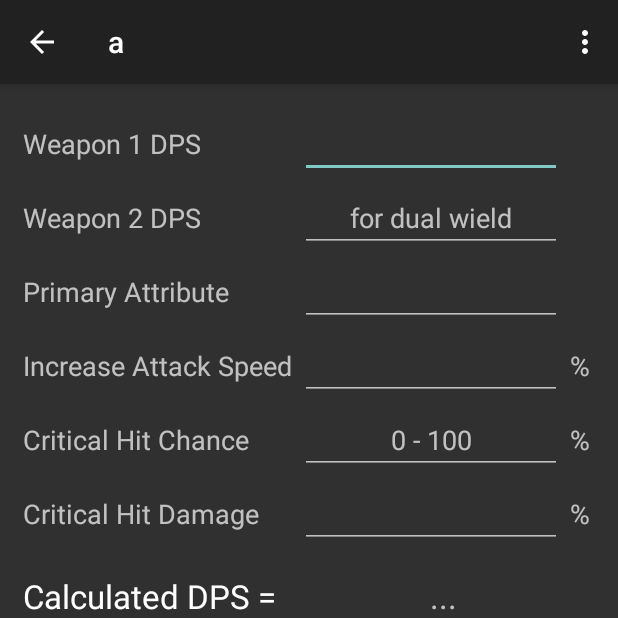
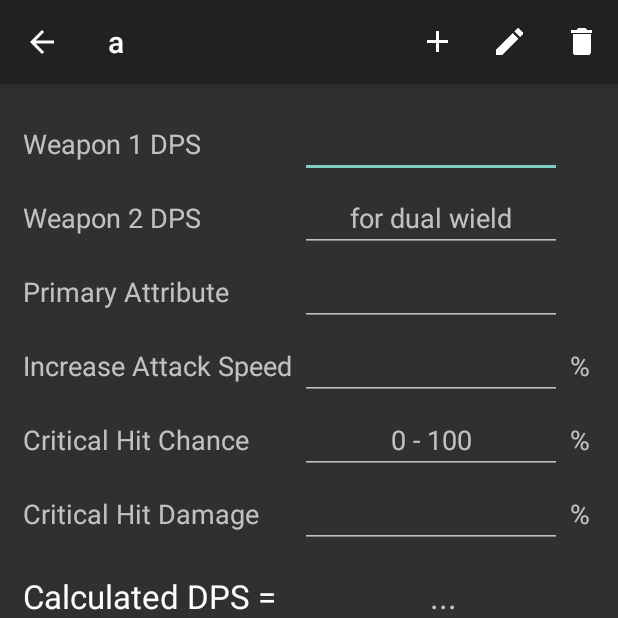
Before and after one commit to forkburn/DpsCalc, an Android app: the screen it shows after launch (MainActivity), on a phone screen of 412 x 824 dp, the top half of it. Run offline under Robolectric (Android 15) with nearby library versions, the phone set to English and light mode, and no system bars; libraries missing offline, so code that uses them is left out: com.ikimuhendis.ldrawer; 5 statements that could not run were skipped.

Commit message:
add more menu btns

```diff
--- a/app/src/main/java/com/warfactory/dpscalc/MainActivity.java
+++ b/app/src/main/java/com/warfactory/dpscalc/MainActivity.java
@@ -2,6 +2,7 @@ package com.warfactory.dpscalc;
 
 import android.app.ActionBar;
 import android.app.Activity;
+import android.app.FragmentManager;
 import android.content.res.Configuration;
 import android.os.Bundle;
 import android.support.v4.widget.DrawerLayout;
@@ -23,7 +24,6 @@ import java.util.ArrayList;
 import java.util.List;
 
 public class MainActivity extends Activity implements RenameProfileDialogFragment.RenameProfileDialogListener {
-    private List<String> mDrawerItemsList;
     private DrawerLayout mDrawerLayout;
     private ListView mDrawerList;
     private int mCurrentProfileIndex;
@@ -79,12 +79,10 @@ public class MainActivity extends Activity implements RenameProfileDialogFragmen
 
 
         initCharacterProfiles();
-        mDrawerItemsList = genCharacterNameList(mCharacterProfileList);
-
 
         // Set the adapter for the list view
-        mDrawerList.setAdapter(new ArrayAdapter<String>(this,
-                R.layout.drawer_list_item, mDrawerItemsList));
+        mDrawerList.setAdapter(new ArrayAdapter<>(this,
+                R.layout.drawer_list_item, mCharacterProfileList));
         // Set the list's click listener
         mDrawerList.setOnItemClickListener(new DrawerItemClickListener());
     }
@@ -96,13 +94,6 @@ public class MainActivity extends Activity implements RenameProfileDialogFragmen
         }
     }
 
-    private List<String> genCharacterNameList(List<CharacterProfile> characterProfileList) {
-        List<String> result = new ArrayList<>();
-        for (CharacterProfile profile : characterProfileList) {
-            result.add(profile.getName());
-        }
-        return result;
-    }
 
     private List<CharacterProfile> getCharacterProfilesFromStorage() {
         // TODO: should try to load character data from db
@@ -122,10 +113,15 @@ public class MainActivity extends Activity implements RenameProfileDialogFragmen
     public void onDialogPositiveClick(String newProfileName) {
         // save the new profile name
         mCharacterProfileList.get(mCurrentProfileIndex).setName(newProfileName);
-        // display new name on action bar
-        this.setTitle(newProfileName);
         // change the names in drawer
-        this.mDrawerItemsList.set(this.mCurrentProfileIndex, newProfileName);
+        refreshDrawerContent();
+
+    }
+
+    private void refreshDrawerContent() {
+        // refresh profile name on action bar
+        this.setTitle(mCharacterProfileList.get(mCurrentProfileIndex).getName());
+        // refresh drawer content
         mDrawerList.invalidateViews();
     }
 
@@ -145,22 +141,22 @@ public class MainActivity extends Activity implements RenameProfileDialogFragmen
     private void selectItem(int position) {
 
         DpsCalculationFragment fragment = null;
-        CharacterProfile selectedCharacterProfile = mCharacterProfileList.get(position);
         // Create a new fragment and specify the planet to show based on position
         fragment = new DpsCalculationFragment();
-
-        fragment.setCharacterProfile(selectedCharacterProfile);
+        fragment.setCharacterProfile(mCharacterProfileList.get(position));
 
         // Insert the fragment by replacing any existing fragment
-        android.app.FragmentManager fragmentManager = getFragmentManager();
+        FragmentManager fragmentManager = getFragmentManager();
         fragmentManager.beginTransaction()
                 .replace(R.id.content_frame, fragment)
                 .commit();
 
         // Highlight the selected item, update the title, and close the drawer
         mDrawerList.setItemChecked(position, true);
-        setTitle(mDrawerItemsList.get(position));
         mDrawerLayout.closeDrawer(mDrawerList);
+
+        mCurrentProfileIndex = position;
+        refreshDrawerContent();
     }
 
     @Override
@@ -174,20 +170,43 @@ public class MainActivity extends Activity implements RenameProfileDialogFragmen
         switch (item.getItemId()) {
             case android.R.id.home:
                 toggleDrawer();
-
+                break;
+            case R.id.action_add_profile:
+                //TODO pop dialog asking for new profile name, create new profile
                 break;
             case R.id.action_rename_profile:
-                popRenameProfileDialog();
-
+                showRenameProfileDialog();
+                break;
+            case R.id.action_delete_profile:
+                showRemoveProfileDialog();
+                break;
         }
         return super.onOptionsItemSelected(item);
     }
 
-    private void popRenameProfileDialog() {
+    private void showRemoveProfileDialog() {
+        // TODO pop dialog to confirm deletion
+        if (mCharacterProfileList.size() == 1) {
+            // when only 1 profile left, just clear its data
+            mCharacterProfileList.get(mCurrentProfileIndex).resetValues();
+        } else if (mCharacterProfileList.size() > 1) {
+            // remove current profile
+            mCharacterProfileList.remove(mCurrentProfileIndex);
+            if (mCurrentProfileIndex >= mCharacterProfileList.size()) {
+                // swich to next profile
+                mCurrentProfileIndex = mCharacterProfileList.size();
+            }
+
+            // TODO debug this part. it crashes.
+            selectItem(mCurrentProfileIndex);
+        }
+        refreshDrawerContent();
+    }
+
+    private void showRenameProfileDialog() {
         // pop a dialog to rename current character profile
 
-        //TODO the dialog should contain the old profile name, selected
-        String currentProfileName = mDrawerItemsList.get(mCurrentProfileIndex);
+        String currentProfileName = mCharacterProfileList.get(mCurrentProfileIndex).getName();
         RenameProfileDialogFragment newFragment = new RenameProfileDialogFragment();
         newFragment.setmProfileName(currentProfileName);
         newFragment.show(getFragmentManager(), "renameProfile");
--- a/app/src/main/java/com/warfactory/dpscalc/model/CharacterProfile.java
+++ b/app/src/main/java/com/warfactory/dpscalc/model/CharacterProfile.java
@@ -146,4 +146,20 @@ public class CharacterProfile {
     public void setName(String name) {
         this.name = name;
     }
+
+    public void resetValues() {
+        // reset all values to 0
+        this.weapon1Dps=0;
+        this.weapon2Dps=0;
+        this.primaryAttribute=0;
+        this.iasPercent=0;
+        this.critChance=0;
+        this.critDamage=0;
+    }
+
+    @Override
+    public String toString() {
+        // returns the profile name. so this object can be rendered in a ListView via adapter
+        return name;
+    }
 }
--- a/app/src/main/res/menu/activity_main.xml
+++ b/app/src/main/res/menu/activity_main.xml
@@ -1,9 +1,18 @@
 <menu xmlns:android="http://schemas.android.com/apk/res/android">
+
+    <item android:id="@+id/action_add_profile"
+        android:icon="@drawable/ic_add_white_24dp"
+        android:title="@string/add_profile"
+        android:showAsAction="ifRoom" />
 
     <item android:id="@+id/action_rename_profile"
         android:icon="@drawable/ic_mode_edit_white_24dp"
-        android:title="@string/menu_rename_profile"
-        android:showAsAction="withText" />
+        android:title="@string/rename_profile"
+        android:showAsAction="ifRoom" />
 
+    <item android:id="@+id/action_delete_profile"
+        android:icon="@drawable/ic_delete_white_24dp"
+        android:title="@string/delete_profile"
+        android:showAsAction="ifRoom" />
 
 </menu>
--- a/app/src/main/res/values/strings.xml
+++ b/app/src/main/res/values/strings.xml
@@ -1,7 +1,6 @@
 <resources>
 
     <string name="app_name">Diablo 3 DPS Calculator</string>
-    <string name="menu_rename_profile">Rename Profile</string>
     <string name="title_activity_main">Diablo 3 DPS Calculator</string>
 
 
@@ -28,7 +27,9 @@
     <string name="drawer_open">drawer_open</string>
     <string name="drawer_close">drawer_close</string>
 
+    <string name="add_profile">Add profile</string>
     <string name="rename_profile">Rename profile</string>
+    <string name="delete_profile">Delete profile</string>
     <string name="ok">OK</string>
     <string name="cancel">Cancel</string>
 </resources>
```
Also changed, not shown: app/src/main/java/com/warfactory/dpscalc/fragments/RenameProfileDialogFragment.java (+8 -2 lines), 1 other file.
